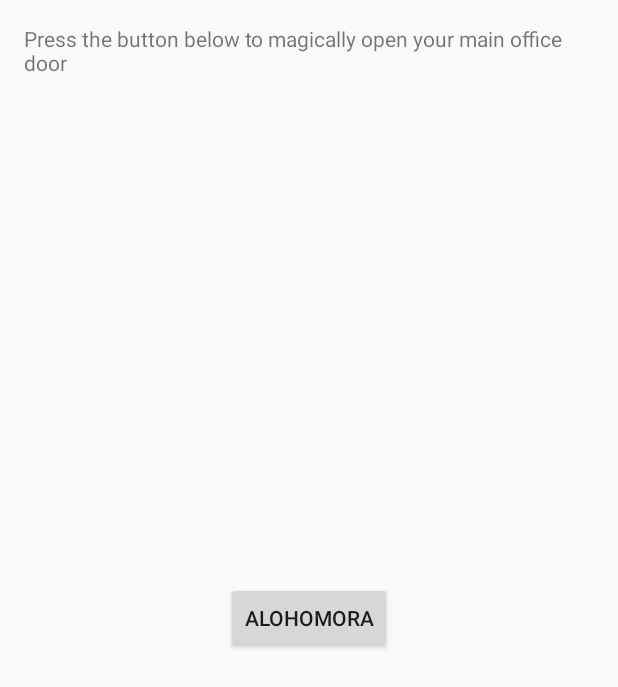
After one commit to Vishruit/WifiSelector, an Android app: the layout activity_software_switch.xml on its own in the app's theme, with its tools: preview values and no code run, on a phone screen of 412 x 824 dp. The commit adds this screen. Shown: the top 687 px of the screen. Run offline under Robolectric (Android 15) with nearby library versions, the phone set to English and light mode, and no system bars.

Commit message:
Software switch

```diff
--- a/app/src/main/java/prince/wifiselector/Menu.java
+++ b/app/src/main/java/prince/wifiselector/Menu.java
@@ -10,7 +10,7 @@ import android.widget.ListView;
 
 public class Menu extends ListActivity {
 
-    String classes[] = {"ActivityFour", "ActivityThree", "MainActivity",
+    String classes[] = {"SoftwareSwitch" ,"ActivityFour", "ActivityThree", "MainActivity",
             "Scrollable", "WifiConnection", "WifiScanner", "MainActivity2",
             "initialActivity", "ExpandableListView", "CustomAdapter",
             "CustomListViewAndroidExample", "Calibrate", "WirelessSwitch",
--- /dev/null
+++ b/app/src/main/res/layout/activity_software_switch.xml
@@ -0,0 +1,21 @@
+<RelativeLayout xmlns:android="http://schemas.android.com/apk/res/android"
+    xmlns:tools="http://schemas.android.com/tools" android:layout_width="match_parent"
+    android:layout_height="match_parent" android:paddingLeft="@dimen/activity_horizontal_margin"
+    android:paddingRight="@dimen/activity_horizontal_margin"
+    android:paddingTop="@dimen/activity_vertical_margin"
+    android:paddingBottom="@dimen/activity_vertical_margin"
+    tools:context="prince.wifiselector.SoftwareSwitch">
+
+    <TextView android:text="Press the button below to magically open your main office door" android:layout_width="wrap_content"
+        android:layout_height="wrap_content"
+        android:id="@+id/tvExplanation" />
+
+    <Button
+        android:layout_width="wrap_content"
+        android:layout_height="wrap_content"
+        android:text="Alohomora"
+        android:id="@+id/btnOpen"
+        android:layout_centerVertical="true"
+        android:layout_centerHorizontal="true" />
+
+</RelativeLayout>
--- /dev/null
+++ b/app/src/main/res/layout/activity_web_view.xml
@@ -0,0 +1,6 @@
+<?xml version="1.0" encoding="utf-8"?>
+<WebView  xmlns:android="http://schemas.android.com/apk/res/android"
+    android:id="@+id/webView1"
+    android:layout_width="fill_parent"
+    android:layout_height="fill_parent"
+    />
--- a/app/src/main/res/values/strings.xml
+++ b/app/src/main/res/values/strings.xml
@@ -20,5 +20,6 @@
     <string name="title_activity_object_receiver">objectReceiver</string>
     <string name="title_activity_wifi_triangulation">WifiTriangulation</string>
     <string name="title_activity_sensors_data">sensorsData</string>
+    <string name="title_activity_software_switch">SoftwareSwitch</string>
 
 </resources>
```
Also changed, not shown: app/src/main/AndroidManifest.xml (+10 -0 lines), app/src/main/java/prince/wifiselector/WebViewActivity.java (added, +19 -0 lines), app/src/main/res/drawable/red_button.xml (added, +34 -0 lines), app/src/main/res/menu/menu_software_switch.xml (added, +7 -0 lines), app/src/main/java/prince/wifiselector/MyReceiver.java (line endings or trailing spaces).
